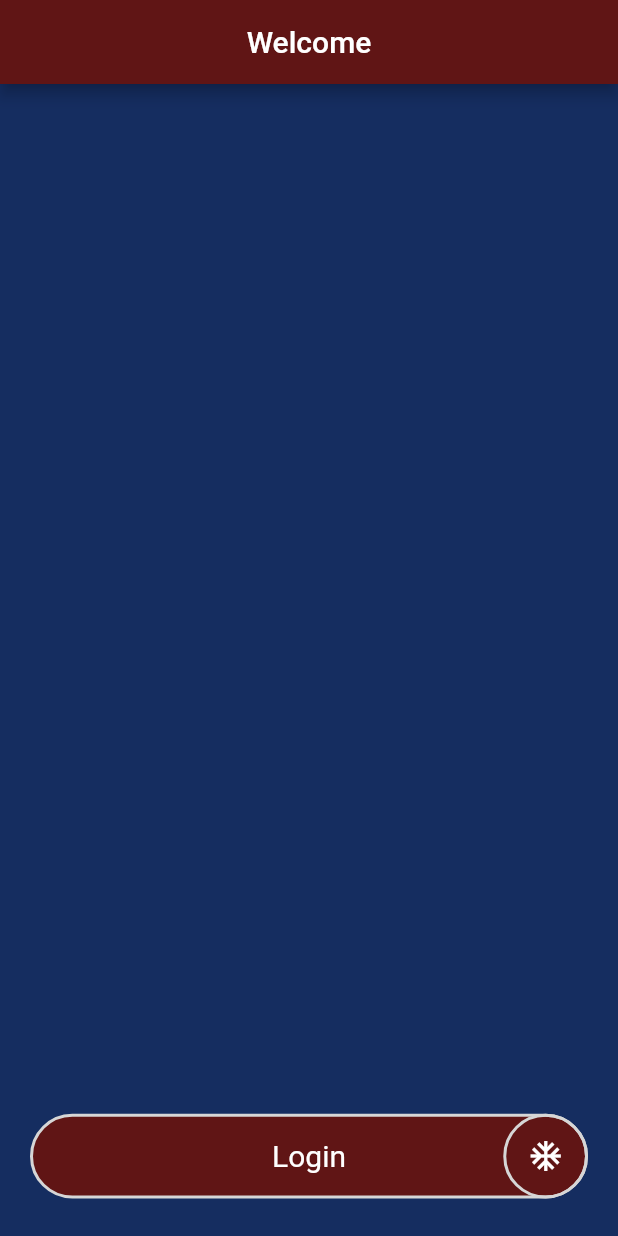
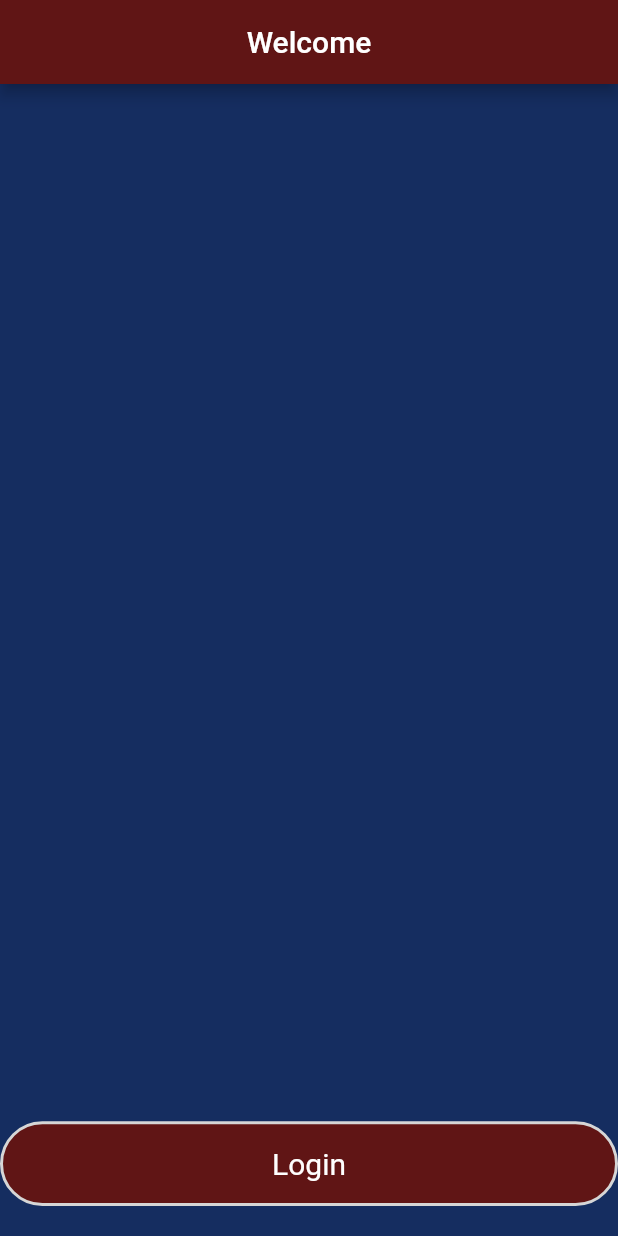
Before and after one commit to EtienneDaniells/ashton_hengel_club_flutter, a Flutter app: the screen it shows after launch, on a phone screen of 412 x 824 dp. Run offline on Flutter 3.47's test engine with Material 2 defaults, Android fonts, the phone set to English and light mode, and no system bars; our stand-ins replace table_calendar; missing offline and left inert: date_utils.

Commit message:
widget refactor

```diff
--- a/lib/main_menu.dart
+++ b/lib/main_menu.dart
@@ -1,6 +1,6 @@
 import 'package:ashton_hengel_club/global/colors.dart';
 import 'package:ashton_hengel_club/state/home_screen.dart';
-import 'package:ashton_hengel_club/widgets/pill_button.dart';
+import 'package:ashton_hengel_club/widgets/capsule_button.dart';
 import 'package:flutter/material.dart';
 
 class LoginPage extends StatelessWidget {
@@ -17,13 +17,12 @@ class LoginPage extends StatelessWidget {
         children: <Widget>[
           Padding(
             padding: EdgeInsets.symmetric(vertical: 20),
-            child: PillButton(
+            child: CapsuleButton(
               "Login",
               onTap: () {
                 Navigator.push(
-                    context, MaterialPageRoute(builder: (b) => HomePage()));
+                    context, MaterialPageRoute(builder: (b) => HomePage(title: "Home",)));
               },
-              icon: Icon(Icons.ac_unit, color: Colors.white,),
             ),
           ),
         ],
--- a/lib/services/google-sign-in.dart
+++ b/lib/services/google-sign-in.dart
@@ -7,6 +7,12 @@ class Login extends StatefulWidget {
 
 class _LoginState extends State<Login> {
   @override
+  void initState() {
+    super.initState();
+
+  }
+
+  @override
   Widget build(BuildContext context) {
     return Container(
 
--- a/lib/state/home_screen.dart
+++ b/lib/state/home_screen.dart
@@ -1,5 +1,5 @@
 import 'package:ashton_hengel_club/global/colors.dart';
-import 'package:ashton_hengel_club/widgets/pill_button.dart';
+import 'package:ashton_hengel_club/widgets/capsule_button.dart';
 import 'package:date_utils/date_utils.dart';
 import 'package:date_utils/date_utils.dart';
 import 'package:flutter/material.dart';
@@ -114,7 +114,7 @@ class _HomePageState extends State<HomePage> with TickerProviderStateMixin {
   Widget _buildEventList() {
     return ListView(
       children: _selectedEvents
-          .map((event) => PillButton(
+          .map((event) => CapsuleButton(
                 "$event",
                 textStyle: TextStyle(color: PRIMARY_COLOR, fontSize: 18),
                 height: 40,
@@ -140,7 +140,6 @@ class _HomePageState extends State<HomePage> with TickerProviderStateMixin {
       ),
       body: Column(
         crossAxisAlignment: CrossAxisAlignment.center,
-        mainAxisAlignment: MainAxisAlignment.spaceBetween,
         mainAxisSize: MainAxisSize.max,
         children: <Widget>[
           Container(
--- a/lib/widgets/pill_button.dart
+++ b/lib/widgets/capsule_button.dart
@@ -1,7 +1,7 @@
 import 'package:ashton_hengel_club/global/colors.dart';
 import 'package:flutter/material.dart';
 
-class PillButton extends StatelessWidget {
+class CapsuleButton extends StatelessWidget {
   final String text;
   final bool enabled;
   final double height;
@@ -16,7 +16,7 @@ class PillButton extends StatelessWidget {
   final TextStyle textStyle;
   final Alignment alignment;
 
-  const PillButton(this.text,
+  const CapsuleButton(this.text,
       {Key key,
       this.enabled = true,
       this.height = 56.5,
@@ -34,8 +34,9 @@ class PillButton extends StatelessWidget {
 
   @override
   Widget build(BuildContext context) {
-    return Padding(
-        padding: EdgeInsets.symmetric(horizontal: 20, vertical: 5),
+    return Container(
+        width: width,
+        height: height,
         child: InkWell(
             borderRadius: BorderRadius.circular(30),
             onTap: onTap,
@@ -44,7 +45,6 @@ class PillButton extends StatelessWidget {
             highlightColor:
                 disableTapEffects ? Colors.transparent : Colors.black,
             child: Stack(
-              alignment: Alignment.centerRight,
               children: <Widget>[
                 Container(
                   alignment: Alignment.center,
@@ -60,7 +60,7 @@ class PillButton extends StatelessWidget {
                     border: Border.all(color: borderColor, width: borderWidth),
                   ),
                 ),
-                icon == null ? Container() :Container(
+                icon == null ? Container(width: width,) :Container(
                   alignment: Alignment.center,
                   height: height,
                   width: height,
--- a/pubspec.yaml
+++ b/pubspec.yaml
@@ -22,6 +22,9 @@ dependencies:
   intl: ^0.15.8
   table_calendar: ^1.2.2
   google_sign_in: ^4.0.1+3
+  firebase_core: ^0.4.0+1
+  firebase_auth: ^0.11.1
+  firebase_analytics: ^3.0.1
 
   # The following adds the Cupertino Icons font to your application.
   # Use with the CupertinoIcons class for iOS style icons.
```
Also changed, not shown: pubspec.lock.
